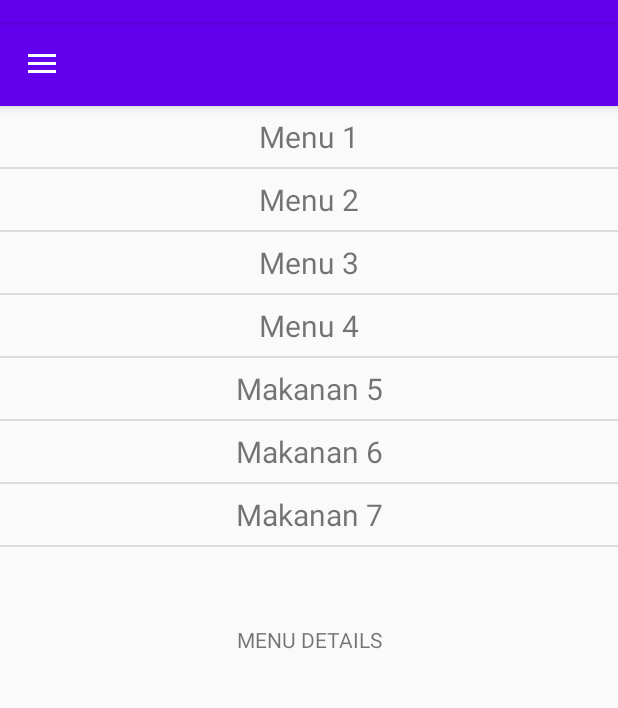
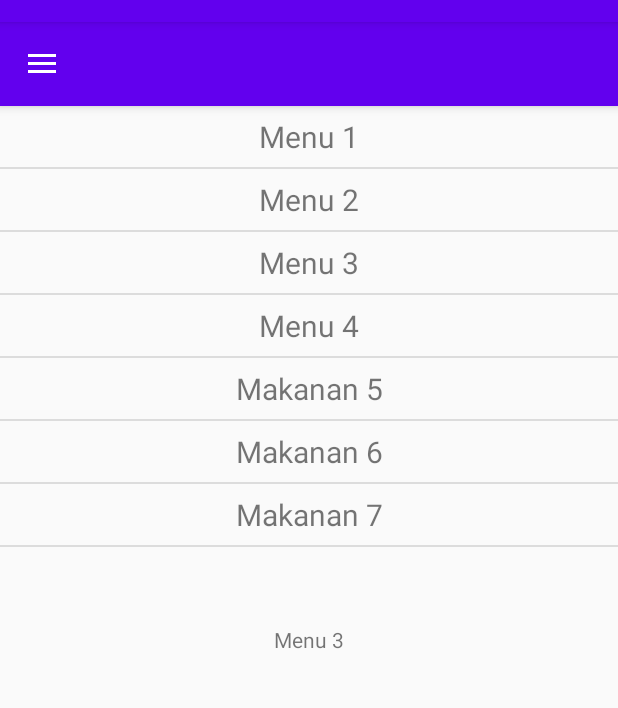
Before and after one commit to tmagira/Tubes-01-L, an Android app: the fragment MenuFragment placed in its activity, after a tap on "Menu 3", on a phone screen of 412 x 824 dp, the part 62-770 px from its top. Run offline under Robolectric (Android 15) with nearby library versions, the phone set to English and light mode, and no system bars.

Commit message:
Add Fragment Details Menu (Unfinished)

```diff
--- a/app/src/main/java/com/example/tubes_01_l/MainActivity.java
+++ b/app/src/main/java/com/example/tubes_01_l/MainActivity.java
@@ -96,4 +96,13 @@ public class MainActivity extends AppCompatActivity implements FragmentListener
         this.finish();
         this.binding.drawerLayout.closeDrawers();
     }
+
+    public void passMenu(String title) {
+        this.ft = this.fragmentManager.beginTransaction();
+        //MenuDetailsFragment detailsFragment = new MenuDetailsFragment();
+        Bundle bundle = new Bundle();
+        bundle.putString("title",title);
+       this.menuDetailsFragment.setArguments(bundle);
+        changePage(3);
+    }
 }
--- a/app/src/main/java/com/example/tubes_01_l/MenuDetailsFragment.java
+++ b/app/src/main/java/com/example/tubes_01_l/MenuDetailsFragment.java
@@ -2,6 +2,7 @@ package com.example.tubes_01_l;
 
 import android.content.Context;
 import android.os.Bundle;
+import android.util.Log;
 import android.view.LayoutInflater;
 import android.view.View;
 import android.view.ViewGroup;
@@ -22,6 +23,14 @@ public class MenuDetailsFragment extends Fragment {
     public View onCreateView(LayoutInflater inflater, ViewGroup container, Bundle savedInstanceState){
         View view = inflater.inflate(R.layout.menu_details_fragment,container, false);
 
+        this.tv = view.findViewById(R.id.details_title);
+        Bundle b = getArguments();
+            if(b!=null){
+                String title = b.getString("title");
+                this.tv.setText(title);
+            }else{
+                Log.d("debug", "onCreateView: Menu Not Found");
+            }
         return view;
     }
 
--- a/app/src/main/java/com/example/tubes_01_l/MenuFragment.java
+++ b/app/src/main/java/com/example/tubes_01_l/MenuFragment.java
@@ -39,7 +39,9 @@ public class MenuFragment extends Fragment implements MenuPresenter.IMainActivit
             @Override
             public void onItemClick(AdapterView<?> parent, View view, int position, long id) {
                 Log.d("debug", "onItemClick: clicked "+position);
-                listener.changePage(3);
+                MainActivity mnl = (MainActivity)getActivity();
+                Menu currentMenu = (Menu)listMenus.getItemAtPosition(position);
+                mnl.passMenu(currentMenu.title);
             }
         });
 
--- a/app/src/main/res/layout/menu_details_fragment.xml
+++ b/app/src/main/res/layout/menu_details_fragment.xml
@@ -10,6 +10,7 @@
 <!--        android:layout_height="match_parent">-->
 <!--    </ListView>-->
     <TextView
+        android:id="@+id/details_title"
         android:layout_width="match_parent"
         android:layout_height="match_parent"
         android:text="MENU DETAILS"
```
